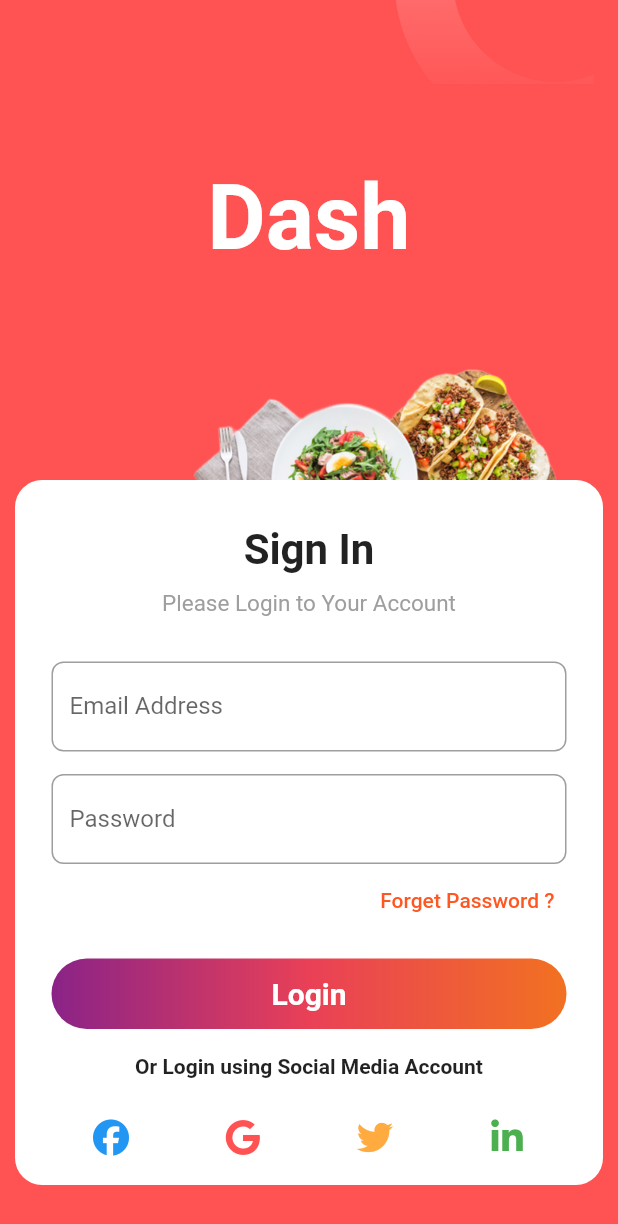
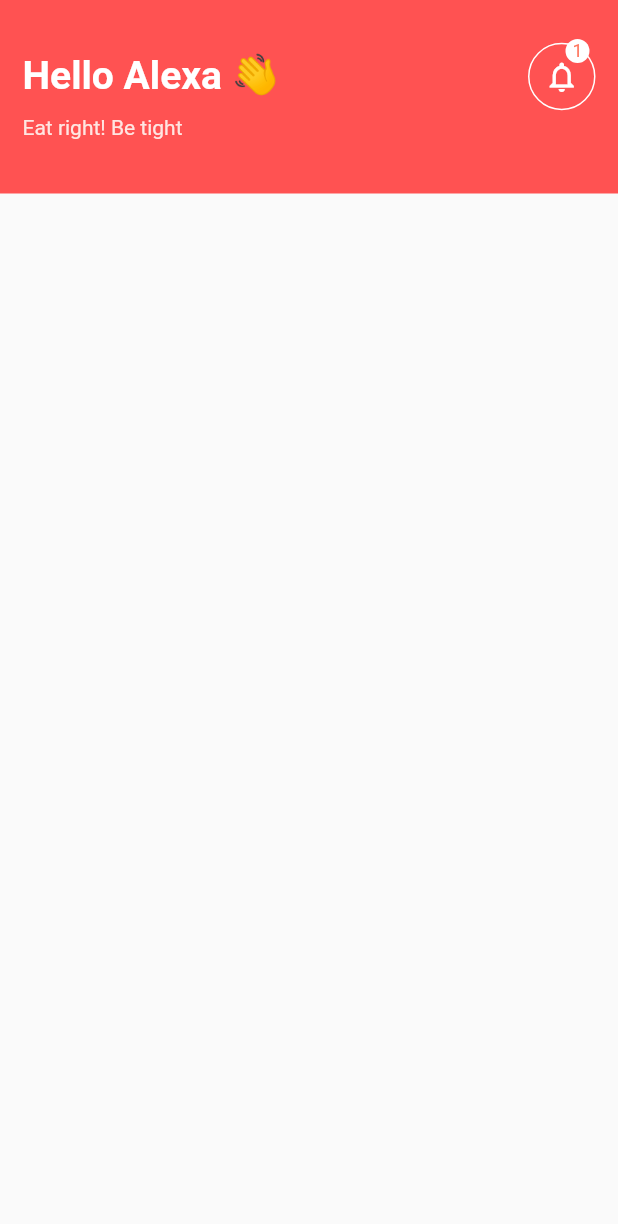
Before and after one commit to mianhaseeb09/flutter_dash_app, a Flutter app: the screen it shows after launch, on a phone screen of 412 x 824 dp. Shown: the top 1224 px of the screen. Run offline on Flutter 3.47's test engine with Material 2 defaults, Android fonts, the phone set to English and light mode, and no system bars; our stand-ins replace font_awesome_flutter.

Commit message:
Home screen

```diff
--- a/lib/main.dart
+++ b/lib/main.dart
@@ -1,5 +1,5 @@
 import 'package:flutter/material.dart';
-import 'package:flutter_dash_app/screens/splash_screen.dart';
+import 'package:flutter_dash_app/screens/widget/custom_app_bar.dart';
 
 void main() {
   runApp(const MyApp());
@@ -15,18 +15,9 @@ class MyApp extends StatelessWidget {
       debugShowCheckedModeBanner: false,
       title: 'Flutter Demo',
       theme: ThemeData(
-        // This is the theme of your application.
-        //
-        // Try running your application with "flutter run". You'll see the
-        // application has a blue toolbar. Then, without quitting the app, try
-        // changing the primarySwatch below to Colors.green and then invoke
-        // "hot reload" (press "r" in the console where you ran "flutter run",
-        // or simply save your changes to "hot reload" in a Flutter IDE).
-        // Notice that the counter didn't reset back to zero; the application
-        // is not restarted.
         primarySwatch: Colors.blue,
       ),
-      home: const SplashScreen(),
+      home:  const CustomAppBar(),
     );
   }
 }
--- /dev/null
+++ b/lib/screens/home_screen/home_screen.dart
@@ -0,0 +1,36 @@
+import 'package:flutter/material.dart';
+import 'package:flutter_dash_app/screens/widget/custom_app_bar.dart';
+
+class HomeScreen extends StatefulWidget {
+  const HomeScreen({Key? key}) : super(key: key);
+
+  @override
+  State<HomeScreen> createState() => _HomeScreenState();
+}
+
+class _HomeScreenState extends State<HomeScreen> with TickerProviderStateMixin{
+   TabController? _tabController;
+   // static const List<Tab> myTabs = <Tab>[
+   //   Tab(text: 'Dining'),
+   //   Tab(text: 'PickUp'),
+   // ];
+   @override
+   void initState() {
+     super.initState();
+     _tabController = TabController(vsync: this, length: 2);
+   }
+   @override
+   void dispose() {
+     _tabController!.dispose();
+     super.dispose();
+   }
+   @override
+  Widget build(BuildContext context) {
+    return const Scaffold(
+      appBar: PreferredSize(
+          preferredSize: Size.fromHeight(170),
+          child: CustomAppBar()),
+
+    );
+  }
+}
--- /dev/null
+++ b/lib/screens/widget/custom_app_bar.dart
@@ -0,0 +1,95 @@
+import 'package:flutter/material.dart';
+
+class CustomAppBar extends StatefulWidget {
+  const CustomAppBar({Key? key}) : super(key: key);
+
+  @override
+  State<CustomAppBar> createState() => _CustomAppBarState();
+}
+
+class _CustomAppBarState extends State<CustomAppBar>with TickerProviderStateMixin {
+
+  @override
+  Widget build(BuildContext context) {
+    return Scaffold(
+      appBar:  PreferredSize(
+        preferredSize: const Size.fromHeight(170),
+        child: Container(
+          width: MediaQuery.of(context).size.width,
+          height: 129,
+          decoration: const BoxDecoration(color: Colors.redAccent),
+          child: Column(
+            children: [
+              Padding(
+                padding: const EdgeInsets.only(top: 25, left: 15, right: 15),
+                child: Row(
+                  mainAxisAlignment: MainAxisAlignment.spaceBetween,
+                  children: [
+                    const Text(
+                      'Hello Alexa 👋',
+                      style: TextStyle(
+                          color: Colors.white,
+                          fontSize: 26,
+                          fontWeight: FontWeight.bold),
+                    ),
+                    Container(
+                      width: 45,
+                      height: 52,
+                      decoration: BoxDecoration(
+                          shape: BoxShape.circle,
+                          border: Border.all(color: Colors.white)),
+                      child: Stack(
+                        children: [
+                          const Center(
+                            child: Icon(
+                              Icons.notifications_none_outlined,
+                              color: Colors.white,
+                            ),
+                          ),
+                          Positioned(
+                            left: 24,
+                            bottom: 34,
+                            child: Container(
+                              alignment: Alignment.topRight,
+                              width: 16,
+                              height: 16,
+                              decoration: const BoxDecoration(
+                                  shape: BoxShape.circle, color: Colors.white),
+                              child: const Center(
+                                child: Text(
+                                  '1',
+                                  style: TextStyle(
+                                      fontSize: 12,
+                                      color: Color.fromRGBO(254, 118, 95, 1)),
+                                ),
+                              ),
+                            ),
+                          ),
+                        ],
+                      ),
+                    )
+                  ],
+                ),
+              ),
+              Padding(
+                padding: const EdgeInsets.only(left: 15, right: 15),
+                child: Row(
+                  children: const [
+                    Text(
+                      'Eat right! Be tight',
+                      style: TextStyle(
+                          fontSize: 14,
+                          color: Color.fromRGBO(255, 230, 226, 1)),
+                    ),
+                  ],
+                ),
+              ),
+
+            ],
+          ),
+        ),
+      ),
+
+    );
+  }
+}
--- a/pubspec.yaml
+++ b/pubspec.yaml
@@ -64,7 +64,7 @@ flutter:
     - assets/signin.png
     - assets/signup.png
     - assets/circle.png
-    - assets/circle.svg
+
 
   #    - assets/img_2.png
   #   - images/a_dot_ham.jpeg
```
Also changed, not shown: assets/circle.svg (deleted), pubspec.lock.
